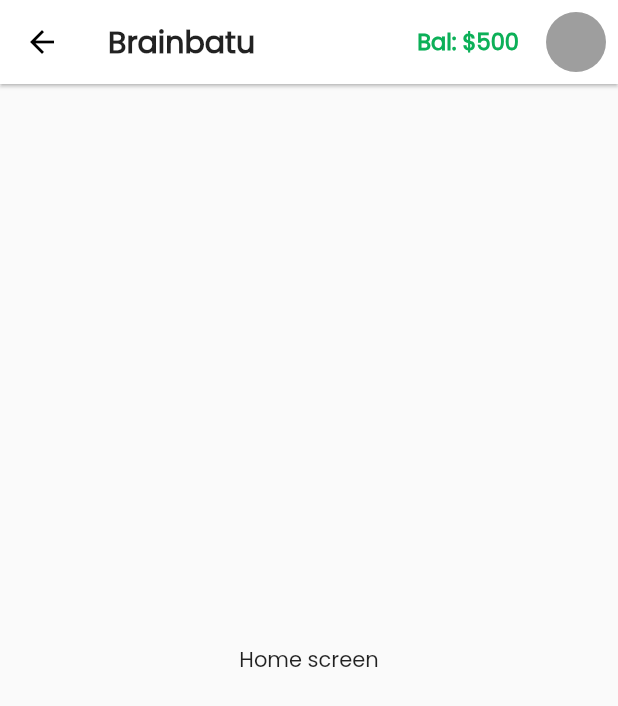
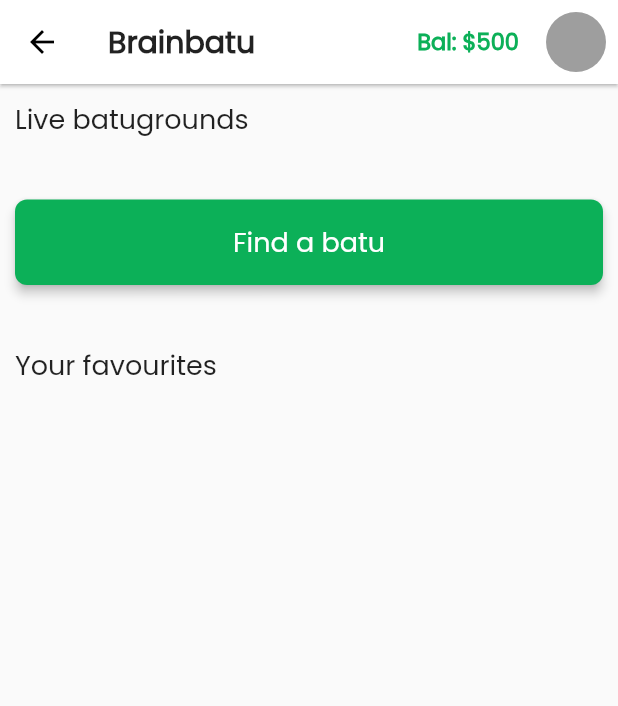
Before and after one commit to sammyodiagbe/brainbatu-mobile, a Flutter app: the Home screen opened directly, on a phone screen of 412 x 824 dp. Shown: the top 706 px of the screen. Run offline on Flutter 3.47's test engine with Material 2 defaults, Android fonts, the phone set to English and light mode, and no system bars; our stand-ins replace shared_preferences; accounts and stored records are empty.

```diff
--- a/lib/screens/main/home.dart
+++ b/lib/screens/main/home.dart
@@ -35,8 +35,46 @@ class Home extends StatelessWidget {
           )
         ],
       ),
-      body: Center(
-        child: Text('Home screen'),
+      body: SingleChildScrollView(
+        child: Container(
+            padding: EdgeInsets.all(10),
+            child: Column(
+              crossAxisAlignment: CrossAxisAlignment.start,
+              children: [
+                Padding(
+                  padding: EdgeInsets.only(bottom: 20),
+                  child: Text(
+                    'Live batugrounds',
+                    style: TextStyle(fontSize: 18),
+                  ),
+                ),
+                SizedBox(height: 20),
+                Container(
+                  width: double.infinity,
+                  child: RaisedButton(
+                    elevation: 3,
+                    onPressed: () {},
+                    padding: EdgeInsets.symmetric(vertical: 15),
+                    child: Text(
+                      'Find a batu',
+                      style: TextStyle(fontSize: 18, color: Colors.white),
+                    ),
+                    color: Color(0xff0CB058),
+                    shape: RoundedRectangleBorder(
+                      borderRadius: BorderRadius.circular(8),
+                    ),
+                  ),
+                ),
+                SizedBox(height: 20),
+                Padding(
+                  padding: EdgeInsets.symmetric(vertical: 20),
+                  child: Text(
+                    'Your favourites',
+                    style: TextStyle(fontSize: 18),
+                  ),
+                ),
+              ],
+            )),
       ),
     );
   }
```
